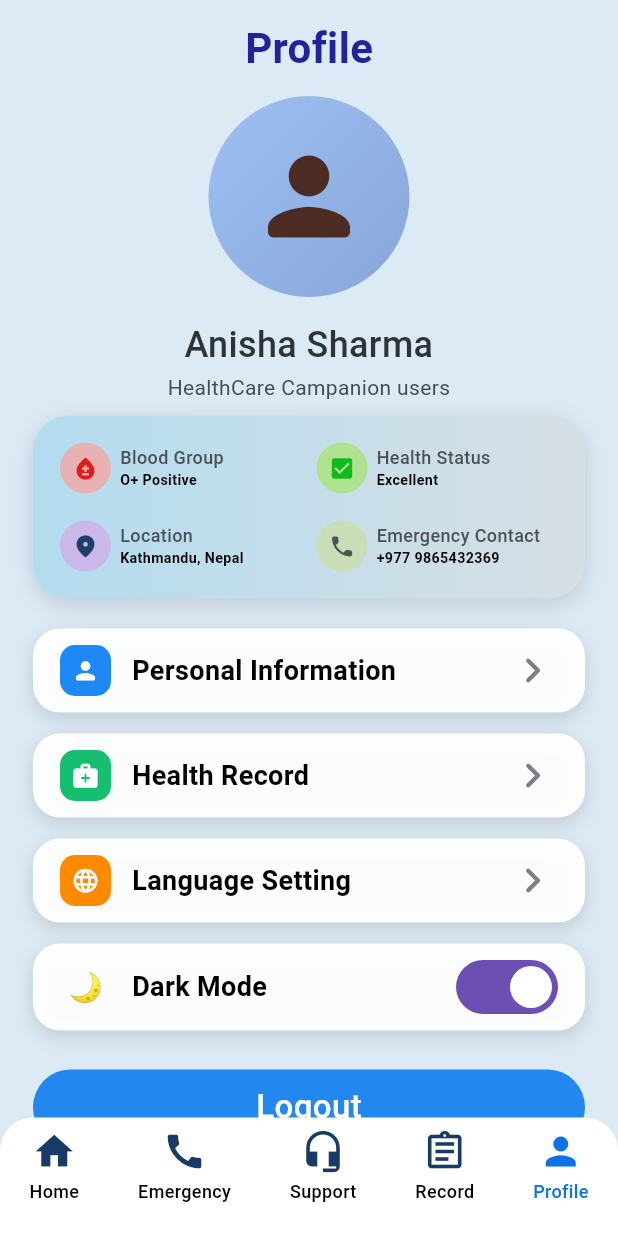
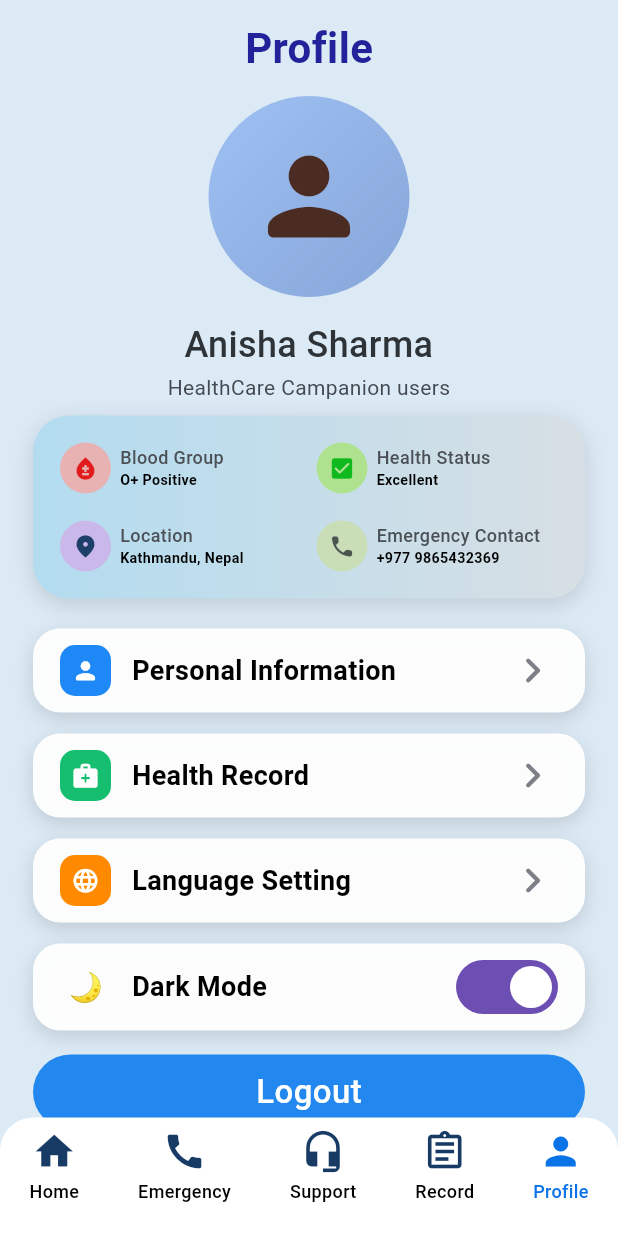
Before and after one commit to aarati123bisankhe/swastha_sathi_frontend, a Flutter app: the ProfileScreen screen opened directly, on a phone screen of 412 x 824 dp. Run offline on Flutter 3.47's test engine with Material 3 defaults, Android fonts, the phone set to English and light mode, and no system bars; our stand-ins replace dio, equatable, flutter_riverpod, flutter_secure_storage, pretty_dio_logger, shared_preferences; missing offline and left inert: dio_smart_retry; accounts and stored records are empty.

Commit message:
complete text

```diff
--- a/lib/app/features/dashboard/presentation/pages/profile_screen.dart
+++ b/lib/app/features/dashboard/presentation/pages/profile_screen.dart
@@ -81,7 +81,7 @@ class ProfileScreen extends StatelessWidget {
               ),
               const SizedBox(height: 14),
               const _ProfileToggleCard(),
-              const SizedBox(height: 26),
+              const SizedBox(height: 16),
               const _LogoutButton(),
             ],
           ),
```
